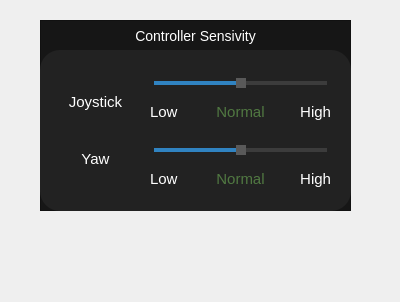
The window that control_panel_section_widgets/controller_sensivity.ui (itumtalaiteam/Denizalti) describes before a commit, drawn with Qt 5.
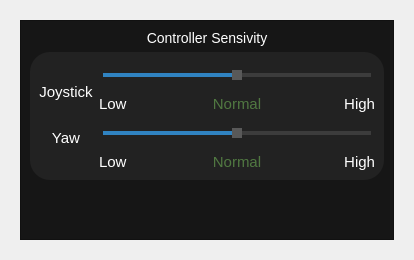
The same window after the commit.

Diff of the .ui file:
```diff
--- a/control_panel_section_widgets/controller_sensivity.ui
+++ b/control_panel_section_widgets/controller_sensivity.ui
@@ -6,8 +6,8 @@
    <rect>
     <x>0</x>
     <y>0</y>
-    <width>400</width>
-    <height>302</height>
+    <width>414</width>
+    <height>260</height>
    </rect>
   </property>
   <property name="windowTitle">
@@ -16,24 +16,12 @@
   <property name="styleSheet">
    <string notr="true"/>
   </property>
+  <layout class="QVBoxLayout" name="verticalLayout_7">
+   <item>
   <widget class="QWidget" name="cpanel_control_sens_widget" native="true">
-   <property name="geometry">
-    <rect>
-     <x>40</x>
-     <y>20</y>
-     <width>311</width>
-     <height>191</height>
-    </rect>
-   </property>
+     <layout class="QVBoxLayout" name="verticalLayout_6">
+      <item>
    <widget class="QFrame" name="cpanel_control_sens">
-    <property name="geometry">
-     <rect>
-      <x>0</x>
-      <y>0</y>
-      <width>311</width>
-      <height>191</height>
-     </rect>
-    </property>
     <property name="styleSheet">
      <string notr="true">QFrame#cpanel_control_sens{
 background-color:	rgba(22,22,22,255);
@@ -45,14 +33,14 @@
     <property name="frameShadow">
      <enum>QFrame::Raised</enum>
     </property>
+        <layout class="QVBoxLayout" name="verticalLayout_5">
+         <item>
     <widget class="QLabel" name="cpanel_label_control_sens">
-     <property name="geometry">
-      <rect>
-       <x>80</x>
-       <y>0</y>
-       <width>151</width>
-       <height>31</height>
-      </rect>
+           <property name="sizePolicy">
+            <sizepolicy hsizetype="Preferred" vsizetype="Fixed">
+             <horstretch>0</horstretch>
+             <verstretch>0</verstretch>
+            </sizepolicy>
      </property>
      <property name="styleSheet">
       <string notr="true">color:White;
@@ -65,15 +53,9 @@
       <set>Qt::AlignCenter</set>
      </property>
     </widget>
+         </item>
+         <item>
     <widget class="QFrame" name="cpanel_frame_control_sens">
-     <property name="geometry">
-      <rect>
-       <x>0</x>
-       <y>30</y>
-       <width>311</width>
-       <height>161</height>
-      </rect>
-     </property>
      <property name="styleSheet">
       <string notr="true">QFrame#cpanel_frame_control_sens {
 background-color: rgba(34,34,34,255);
@@ -118,20 +100,15 @@
      <property name="frameShadow">
       <enum>QFrame::Raised</enum>
      </property>
-     <widget class="QWidget" name="verticalLayoutWidget">
-      <property name="geometry">
-       <rect>
-        <x>10</x>
-        <y>10</y>
-        <width>91</width>
-        <height>141</height>
-       </rect>
-      </property>
+           <layout class="QVBoxLayout" name="verticalLayout_3">
+            <item>
+             <layout class="QHBoxLayout" name="horizontalLayout_3">
+              <item>
       <layout class="QVBoxLayout" name="verticalLayout">
        <item>
         <widget class="QLabel" name="cpanel_label_joystick">
          <property name="sizePolicy">
-          <sizepolicy hsizetype="Ignored" vsizetype="Fixed">
+                   <sizepolicy hsizetype="Fixed" vsizetype="Fixed">
            <horstretch>0</horstretch>
            <verstretch>0</verstretch>
           </sizepolicy>
@@ -167,16 +144,8 @@
         </widget>
        </item>
       </layout>
-     </widget>
-     <widget class="QWidget" name="gridLayoutWidget">
-      <property name="geometry">
-       <rect>
-        <x>110</x>
-        <y>10</y>
-        <width>181</width>
-        <height>137</height>
-       </rect>
-      </property>
+              </item>
+              <item>
       <layout class="QGridLayout" name="gridLayout">
        <property name="sizeConstraint">
         <enum>QLayout::SetDefaultConstraint</enum>
@@ -362,10 +331,32 @@
         </layout>
        </item>
       </layout>
-     </widget>
-    </widget>
-   </widget>
-  </widget>
+              </item>
+             </layout>
+            </item>
+           </layout>
+          </widget>
+         </item>
+         <item>
+          <spacer name="verticalSpacer">
+           <property name="orientation">
+            <enum>Qt::Vertical</enum>
+           </property>
+           <property name="sizeHint" stdset="0">
+            <size>
+             <width>20</width>
+             <height>40</height>
+            </size>
+           </property>
+          </spacer>
+         </item>
+        </layout>
+       </widget>
+      </item>
+     </layout>
+    </widget>
+   </item>
+  </layout>
  </widget>
  <resources/>
  <connections/>
```
Lines whose indentation alone changed are shown as unchanged.
